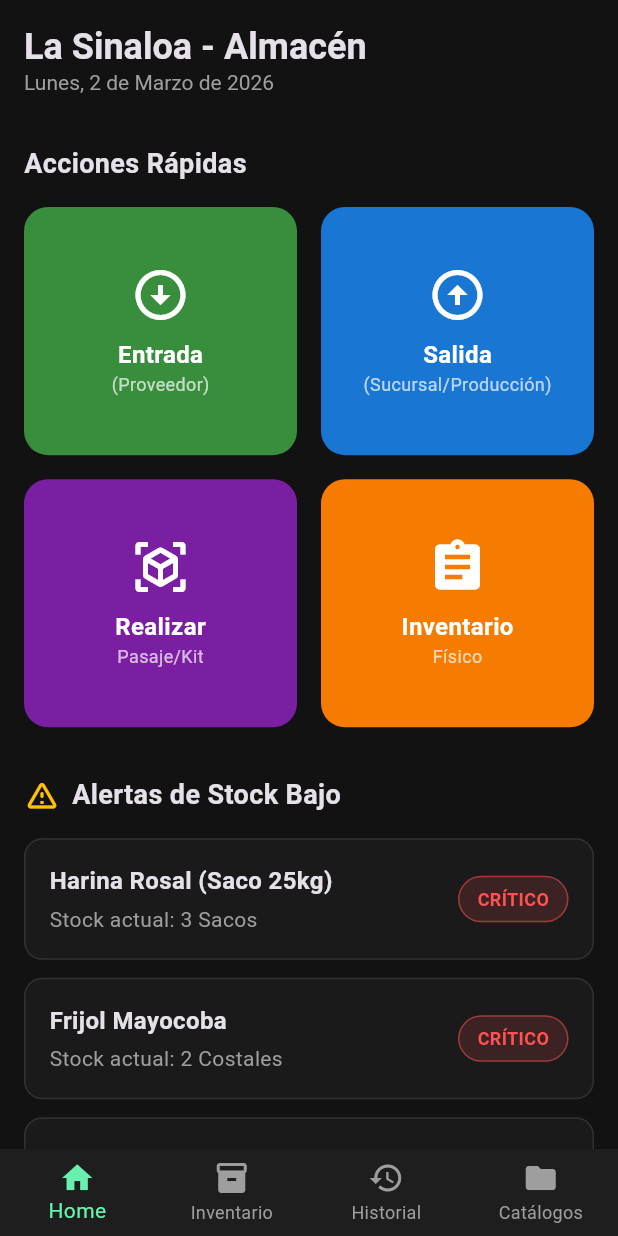
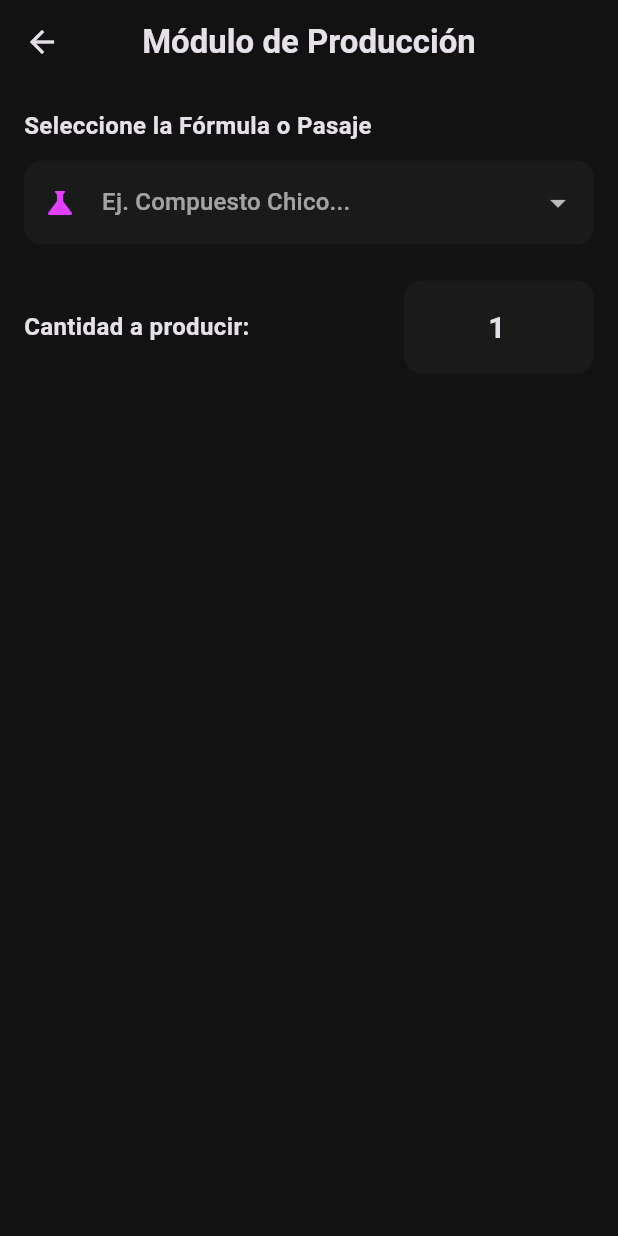
Before and after one commit to CesarPPrado/my_warehouse, a Flutter app: the screen it shows after launch, after a tap on "Realizar", on a phone screen of 412 x 824 dp. Run offline on Flutter 3.47's test engine with Material 3 defaults, Android fonts, the phone set to English and light mode, and no system bars.

```diff
--- a/lib/screens/home_screen.dart
+++ b/lib/screens/home_screen.dart
@@ -3,6 +3,8 @@ import '../widgets/action_button.dart';
 import '../widgets/alert_card.dart'; // Importamos el nuevo widget
 import 'inventory_screen.dart';
 import 'movements_screen.dart';
+import 'production_screen.dart';
+import 'settings_screen.dart';
 
 class HomeScreen extends StatelessWidget {
   const HomeScreen({super.key});
@@ -73,7 +75,7 @@ class HomeScreen extends StatelessWidget {
                   subtitle: 'Pasaje/Kit',
                   icon: Icons.view_in_ar,
                   color: Colors.purple.shade700,
-                  onTap: () { debugPrint("Ir a Pasajes"); },
+                  onTap: () { Navigator.push(context, MaterialPageRoute(builder: (context) => const ProductionScreen())); debugPrint("Ir a Pasajes"); },
                 ),
                 ActionButton(
                   title: 'Inventario',
@@ -133,6 +135,16 @@ class HomeScreen extends StatelessWidget {
         backgroundColor: const Color(0xFF1E1E1E),
         selectedItemColor: Colors.greenAccent,
         unselectedItemColor: Colors.grey,
+      // Agregamos la función onTap para que los botones reaccionen
+      onTap: (index) {
+          if (index == 1) {
+            // Índice 1 es el segundo botón: Inventario
+            Navigator.push(context, MaterialPageRoute(builder: (context) => const InventoryScreen()));
+          } else if (index == 3) {
+            // Índice 3 es el cuarto botón: Catálogos
+            Navigator.push(context, MaterialPageRoute(builder: (context) => const SettingsScreen()));
+          }
+        },
         items: const [
           BottomNavigationBarItem(icon: Icon(Icons.home), label: 'Home'),
           BottomNavigationBarItem(icon: Icon(Icons.inventory_2), label: 'Inventario'),
--- /dev/null
+++ b/lib/screens/production_screen.dart
@@ -0,0 +1,134 @@
+import 'package:flutter/material.dart';
+
+class ProductionScreen extends StatefulWidget {
+  const ProductionScreen({super.key});
+
+  @override
+  State<ProductionScreen> createState() => _ProductionScreenState();
+}
+
+class _ProductionScreenState extends State<ProductionScreen> {
+  String? _formulaSeleccionada;
+  final TextEditingController _cantidadController = TextEditingController(text: '1');
+
+  // Aquí mapeamos las recetas exactas de tus documentos
+  final Map<String, List<String>> _recetas = {
+    'Compuesto Chico (Batida)': [
+      '- 150 grs de Royal',
+      '- 400 grs de Sal'
+    ],
+    'Compuesto Grande (Batida)': [
+      '- 250 grs de Royal',
+      '- 800 grs de Sal'
+    ],
+    'Kit para Chorizo 100KG': [
+      '- 1 Paquete de Chiles',
+      '- .800 grs Pimentón Rojo',
+      '- 2 Kilos Ajo Entero',
+      '- 1.5 Lt Vinagre',
+      '- 1.9 Kilos Sal Granulada'
+    ],
+    'Kit Capirotada': [
+      '- .250 grs Pasas',
+      '- .500 grs Ciruela s/hueso',
+      '- .250 grs Piña',
+      '- 1 pza Piloncillo Obscuro'
+    ],
+    'Pasaje: Panarina Blanca': [
+      '- 1 Saco 25kg (Se le quitarán 3kg para quedar en 22kg)'
+    ]
+  };
+
+  @override
+  Widget build(BuildContext context) {
+    return Scaffold(
+      appBar: AppBar(
+        title: const Text('Módulo de Producción', style: TextStyle(fontWeight: FontWeight.bold)),
+        centerTitle: true,
+      ),
+      body: SingleChildScrollView(
+        padding: const EdgeInsets.all(16.0),
+        child: Column(
+          crossAxisAlignment: CrossAxisAlignment.start,
+          children: [
+            const Text('Seleccione la Fórmula o Pasaje', style: TextStyle(fontSize: 16, fontWeight: FontWeight.bold)),
+            const SizedBox(height: 12),
+
+            // Selector de Receta
+            DropdownButtonFormField<String>(
+              decoration: InputDecoration(
+                filled: true,
+                fillColor: const Color(0xFF1A1A1A),
+                border: OutlineInputBorder(borderRadius: BorderRadius.circular(12), borderSide: BorderSide.none),
+                prefixIcon: const Icon(Icons.science, color: Colors.purpleAccent),
+              ),
+              hint: const Text('Ej. Compuesto Chico...'),
+              items: _recetas.keys.map((String formula) => DropdownMenuItem<String>(value: formula, child: Text(formula))).toList(),
+              onChanged: (val) => setState(() => _formulaSeleccionada = val),
+            ),
+
+            const SizedBox(height: 24),
+
+            Row(
+              children: [
+                const Expanded(flex: 2, child: Text('Cantidad a producir:', style: TextStyle(fontSize: 16, fontWeight: FontWeight.bold))),
+                Expanded(
+                  flex: 1,
+                  child: TextField(
+                    controller: _cantidadController,
+                    keyboardType: TextInputType.number,
+                    textAlign: TextAlign.center,
+                    style: const TextStyle(fontSize: 20, fontWeight: FontWeight.bold),
+                    onChanged: (val) => setState(() {}), // Refresca la vista al cambiar cantidad
+                    decoration: InputDecoration(
+                      filled: true,
+                      fillColor: const Color(0xFF1A1A1A),
+                      border: OutlineInputBorder(borderRadius: BorderRadius.circular(12), borderSide: BorderSide.none),
+                    ),
+                  ),
+                ),
+              ],
+            ),
+
+            const SizedBox(height: 32),
+
+            // Tarjeta de Desglose de Materiales (Solo se muestra si hay algo seleccionado)
+            if (_formulaSeleccionada != null) ...[
+              const Text('Materiales que se descontarán del inventario:', style: TextStyle(fontSize: 14, color: Colors.amber)),
+              const SizedBox(height: 12),
+              Container(
+                width: double.infinity,
+                padding: const EdgeInsets.all(16),
+                decoration: BoxDecoration(
+                  color: Colors.redAccent.withValues(alpha: 0.1),
+                  borderRadius: BorderRadius.circular(12),
+                  border: Border.all(color: Colors.redAccent.withValues(alpha: 0.3)),
+                ),
+                child: Column(
+                  crossAxisAlignment: CrossAxisAlignment.start,
+                  children: _recetas[_formulaSeleccionada]!.map((ingrediente) => Padding(
+                    padding: const EdgeInsets.only(bottom: 8.0),
+                    child: Text(ingrediente, style: const TextStyle(fontSize: 16)),
+                  )).toList(),
+                ),
+              ),
+              const SizedBox(height: 32),
+
+              ElevatedButton(
+                onPressed: () {
+                  debugPrint('Procesando ${_cantidadController.text}x $_formulaSeleccionada');
+                },
+                style: ElevatedButton.styleFrom(
+                  backgroundColor: Colors.purple.shade600,
+                  minimumSize: const Size(double.infinity, 55),
+                  shape: RoundedRectangleBorder(borderRadius: BorderRadius.circular(12)),
+                ),
+                child: const Text('Confirmar Producción', style: TextStyle(fontSize: 18, fontWeight: FontWeight.bold, color: Colors.white)),
+              ),
+            ]
+          ],
+        ),
+      ),
+    );
+  }
+}
```
